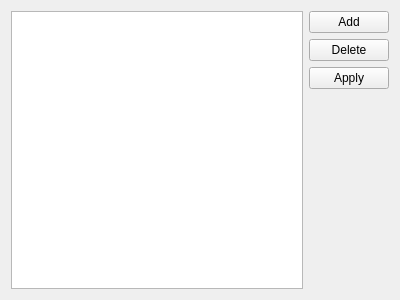
esa/spacecreator, file src/libs/libiveditor/properties/archetypeswidget.ui: the form before one commit.
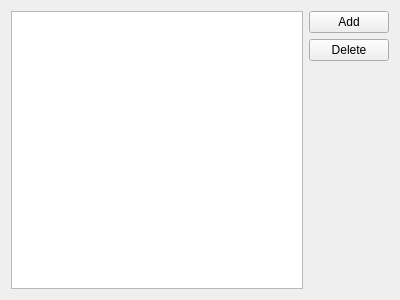
The form after the commit.

Commit message: ArchetypeImpl: Removed apply button from archetype widget

```diff
--- a/src/libs/libiveditor/properties/archetypeswidget.ui
+++ b/src/libs/libiveditor/properties/archetypeswidget.ui
@@ -48,13 +48,6 @@
     </widget>
    </item>
    <item row="2" column="1">
-    <widget class="QPushButton" name="applyButton">
-     <property name="text">
-      <string>Apply</string>
-     </property>
-    </widget>
-   </item>
-   <item row="3" column="1">
     <spacer name="verticalSpacer">
      <property name="orientation">
       <enum>Qt::Vertical</enum>
@@ -62,7 +55,7 @@
      <property name="sizeHint" stdset="0">
       <size>
        <width>20</width>
-       <height>217</height>
+       <height>417</height>
       </size>
      </property>
     </spacer>
```
Left out of the diff: 2 changed lines with no effect on the pictures. The commit also changes 4 other files.
